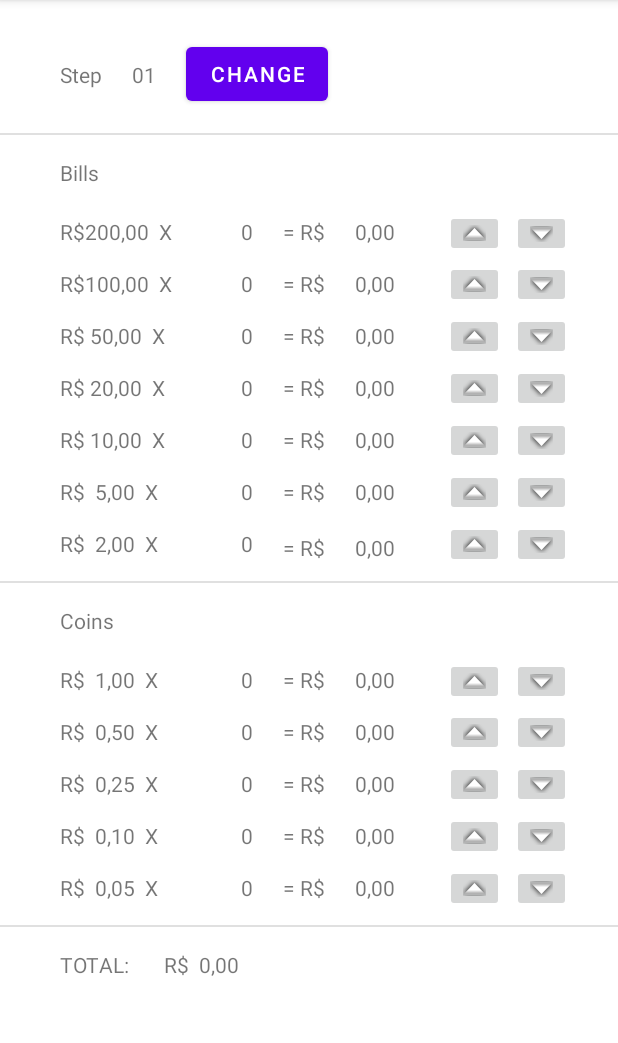
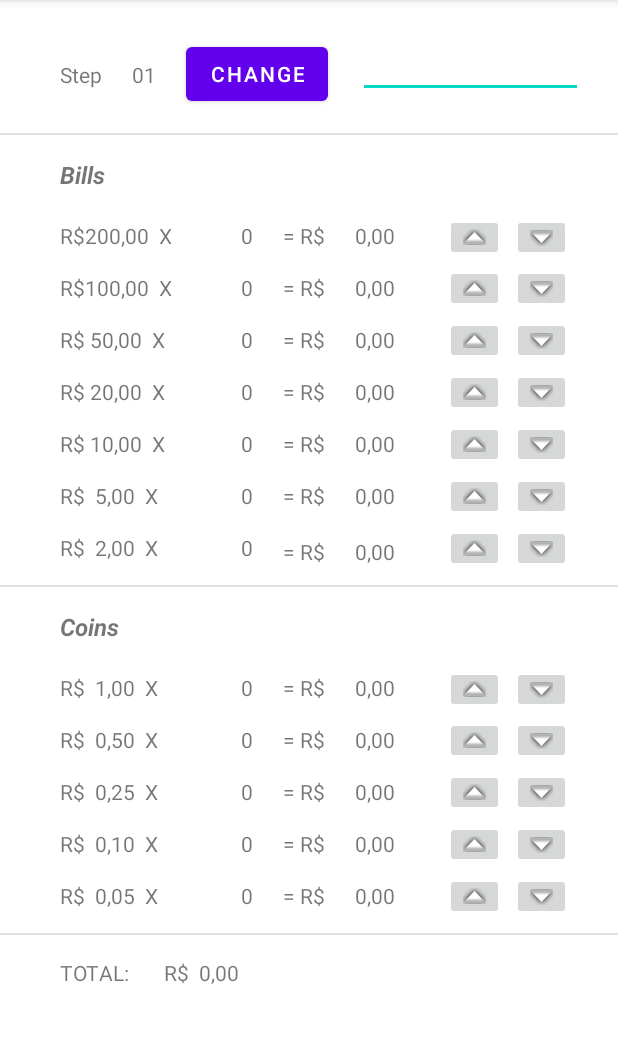
Before and after one commit to pzoliveira/SumOfDonations, an Android app: the screen it shows after launch (MainActivity), on a phone screen of 412 x 824 dp, the part 84-1127 px from its top. Run offline under Robolectric (Android 15) with nearby library versions, the phone set to English and light mode, and no system bars.

Commit message:
Inserts the date text.

```diff
--- a/app/src/main/res/layout/activity_main.xml
+++ b/app/src/main/res/layout/activity_main.xml
@@ -33,6 +33,8 @@
         android:layout_marginStart="@dimen/leftalign"
         android:layout_marginTop="@dimen/interalign"
         android:text="@string/bills_name"
+        android:textSize="16sp"
+        android:textStyle="bold|italic"
         app:layout_constraintStart_toStartOf="parent"
         app:layout_constraintTop_toBottomOf="@id/divider1" />
 
@@ -113,6 +115,8 @@
         android:layout_marginStart="@dimen/leftalign"
         android:layout_marginTop="@dimen/interalign"
         android:text="@string/coins_name"
+        android:textSize="16sp"
+        android:textStyle="bold|italic"
         app:layout_constraintStart_toStartOf="parent"
         app:layout_constraintTop_toBottomOf="@id/divider2" />
 
@@ -835,4 +839,16 @@
         tools:layout_editor_absoluteX="1dp"
         app:layout_constraintTop_toBottomOf="@id/txt5cents" />
 
+    <EditText
+        android:id="@+id/editTextDate"
+        android:layout_width="150dp"
+        android:layout_height="40dp"
+        android:layout_marginStart="@dimen/nextalign"
+        android:layout_marginTop="@dimen/topbtnalign"
+        android:ems="10"
+        android:inputType="date"
+        android:textSize="16sp"
+        app:layout_constraintStart_toEndOf="@id/btnChange"
+        app:layout_constraintTop_toTopOf="parent" />
+
 </androidx.constraintlayout.widget.ConstraintLayout>
```
